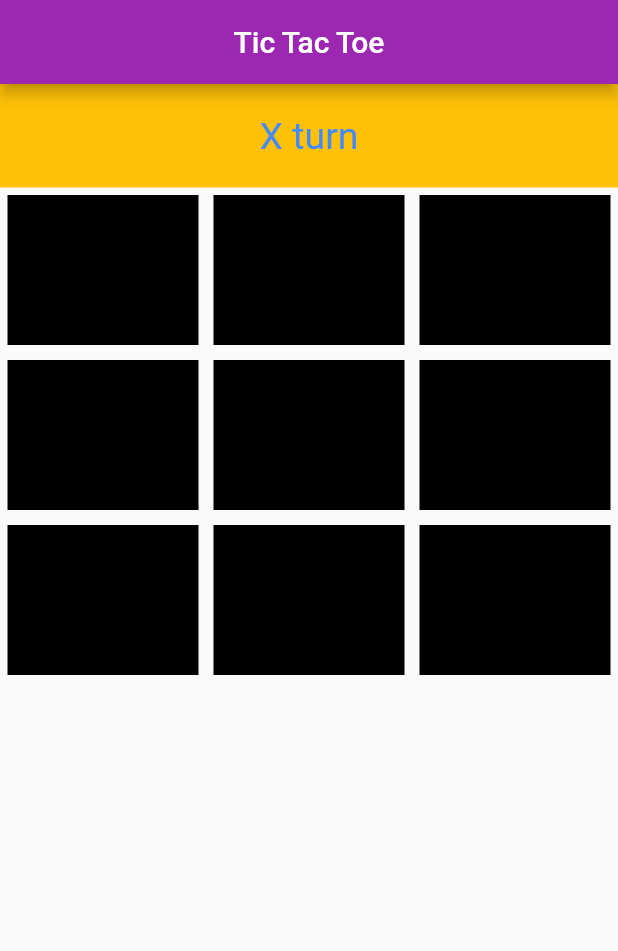
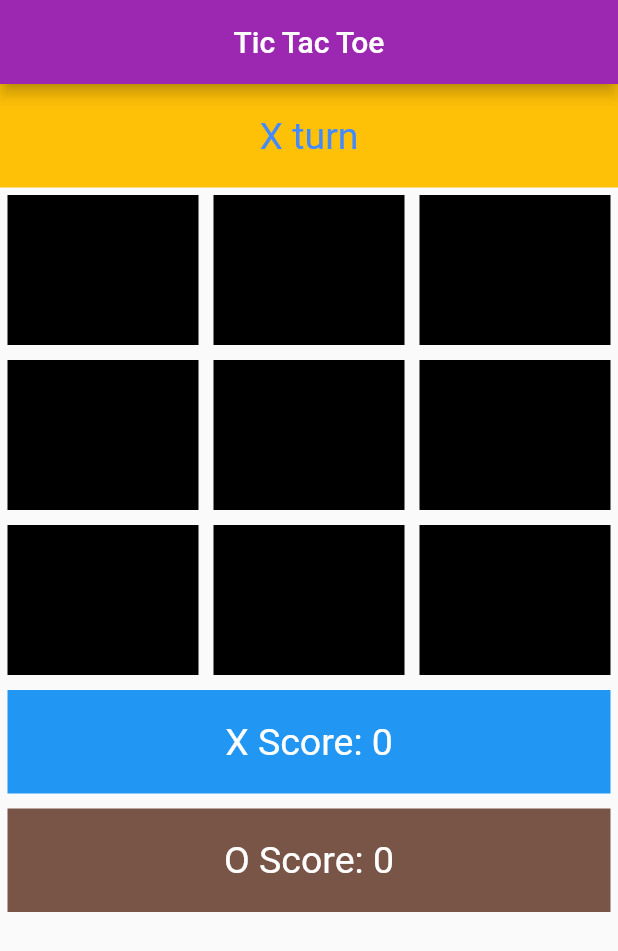
Before and after one commit to Akinyeleib/tictactoe, a Flutter app: the screen it shows after launch, on a phone screen of 412 x 824 dp. Shown: the top 951 px of the screen. Run offline on Flutter 3.47's test engine with Material 2 defaults, Android fonts, the phone set to English and light mode, and no system bars.

Commit message:
Score added and implemented

```diff
--- a/lib/helper.dart
+++ b/lib/helper.dart
@@ -1,7 +1,7 @@
 import 'package:flutter/material.dart';
 
 var cell_margin = const EdgeInsets.all(5);
-var cell_style = TextStyle(
+var cell_style = const TextStyle(
   color: Colors.white,
   fontSize: 30,
 );
--- a/lib/main.dart
+++ b/lib/main.dart
@@ -13,7 +13,7 @@ class GameActivity extends StatefulWidget {
 class _GameActivityState extends State<GameActivity> {
   String text = "X", turn = "X";
 
-  int play_count = 0, num = 0;
+  int play_count = 0, num = 0, x_score = 0, o_score = 0;
   bool game_won = false;
 
   Color color1 = default_color, color2 = default_color, color3 = default_color;
@@ -217,6 +217,34 @@ class _GameActivityState extends State<GameActivity> {
                 ),
               ],
             ),
+            Container(
+              margin: cell_margin,
+              width: double.infinity,
+              padding: const EdgeInsets.all(20),
+              alignment: Alignment.center,
+              color: X_Color,
+              child: Text(
+                "X Score: $x_score",
+                style: const TextStyle(
+                  fontSize: 25,
+                  color: Colors.white,
+                ),
+              ),
+            ),
+            Container(
+              margin: cell_margin,
+              width: double.infinity,
+              padding: const EdgeInsets.all(20),
+              alignment: Alignment.center,
+              color: O_Color,
+              child: Text(
+                "O Score: $o_score",
+                style: const TextStyle(
+                  fontSize: 25,
+                  color: Colors.white,
+                ),
+              ),
+            ),
           ],
         ),
       ),
@@ -231,20 +259,22 @@ class _GameActivityState extends State<GameActivity> {
         load_turn();
         played[num] = text;
         colors_pack[num] = color;
-      },
-    );
 
         for (var c in winning_positions) {
           if (c.contains(num) && check_winner(c)) {
             game_won = true;
-      }
-      if (game_won) {
             colors_pack[c[0]] = win_color;
             colors_pack[c[1]] = win_color;
             colors_pack[c[2]] = win_color;
+            if (played[c[0]] == "X")
+              x_score++;
+            else
+              o_score++;
             break;
           }
         }
+      },
+    );
     // if (game_won) {
     //   reset_board();
     // }
```
Lines whose indentation alone changed are shown as unchanged.
